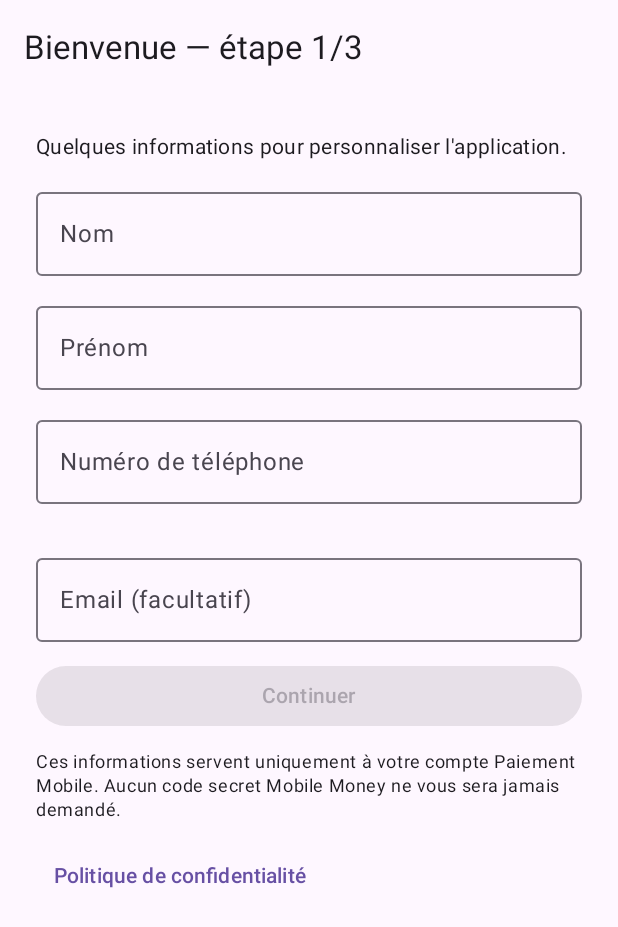
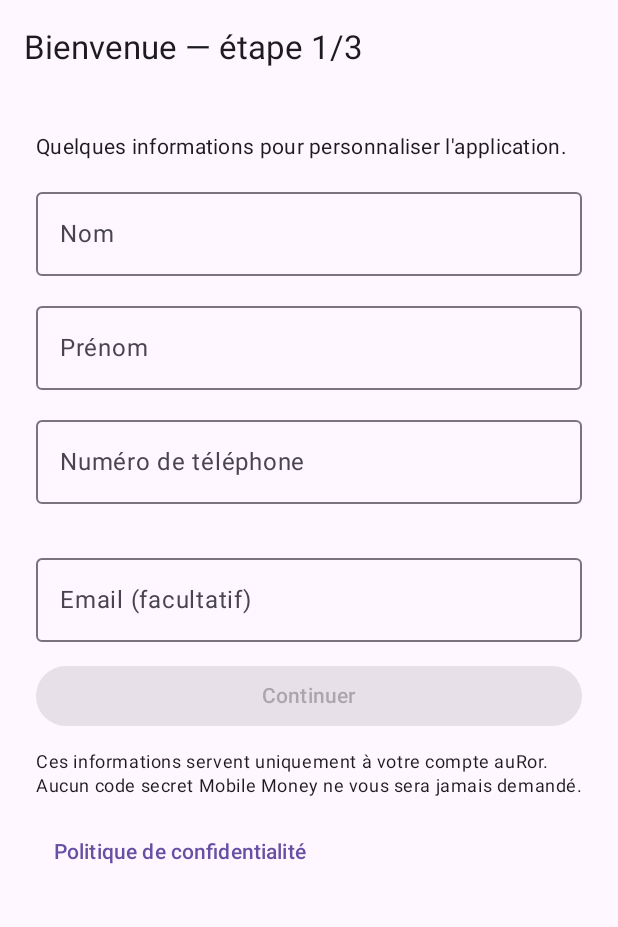
Before and after one commit to ShuyahBF/Claude, an Android app built with Jetpack Compose: the screen it shows after launch (MainActivity), on a phone screen of 412 x 824 dp. Shown: the top 927 px of the screen. Run offline under Robolectric (Android 15) with nearby library versions, the phone set to English and light mode, and no system bars; our stand-ins replace Room's generated code; 1 statement that could not run was skipped.

Commit message:
auRor Android : le nom public est « auRor » partout (nom de l'application, fenêtres, fiche Play Store)

```diff
--- a/mobile-payments-app/android/app/src/main/java/com/ouoba/mobilepay/MainActivity.kt
+++ b/mobile-payments-app/android/app/src/main/java/com/ouoba/mobilepay/MainActivity.kt
@@ -194,7 +194,7 @@ fun PaymentApp(
 
 /** Mention de non-affiliation, imposée par les règles du Play Store (noms d'opérateurs cités). */
 const val MENTION_NON_AFFILIATION =
-    "Paiement Mobile n'est affilié ni à Orange, ni à Moov Africa, ni à Telecel Faso ; " +
+    "auRor n'est affilié ni à Orange, ni à Moov Africa, ni à Telecel Faso ; " +
         "les marques citées appartiennent à leurs propriétaires."
 
 /**
@@ -212,7 +212,7 @@ fun AProposDialog(onDismiss: () -> Unit) {
                 modifier = Modifier.verticalScroll(rememberScrollState()),
                 verticalArrangement = Arrangement.spacedBy(8.dp)
             ) {
-                Text("Raccourcis Paiement Mobile — version ${BuildConfig.VERSION_NAME}", style = MaterialTheme.typography.titleSmall)
+                Text("auRor — version ${BuildConfig.VERSION_NAME}", style = MaterialTheme.typography.titleSmall)
                 Text(
                     "L'application prépare le code USSD et ouvre le composeur de votre téléphone. " +
                         "Elle ne réalise aucune transaction et ne demande jamais votre code secret : " +
--- a/mobile-payments-app/android/app/src/main/java/com/ouoba/mobilepay/data/remote/ApiService.kt
+++ b/mobile-payments-app/android/app/src/main/java/com/ouoba/mobilepay/data/remote/ApiService.kt
@@ -12,7 +12,7 @@ import retrofit2.http.Path
 import retrofit2.http.Query
 
 /**
- * Routes de l'API unique « Paiement Mobile » (FastAPI, partagée avec le site web).
+ * Routes de l'API unique d'auRor (FastAPI, partagée avec le site web).
  * Préfixe dédié « api/android/… » : routes publiques au format JSON de l'app (Models.kt),
  * qui lisent le même catalogue et le même annuaire de marchands que le site.
  */
--- a/mobile-payments-app/android/app/src/main/java/com/ouoba/mobilepay/ui/onboarding/OnboardingUi.kt
+++ b/mobile-payments-app/android/app/src/main/java/com/ouoba/mobilepay/ui/onboarding/OnboardingUi.kt
@@ -126,7 +126,7 @@ private fun ProfileStep(state: OnboardingUiState, viewModel: OnboardingViewModel
         // Lot 16 : information sur l'usage des données saisies, avec lien vers la politique publique
         val context = LocalContext.current
         Text(
-            "Ces informations servent uniquement à votre compte Paiement Mobile. " +
+            "Ces informations servent uniquement à votre compte auRor. " +
                 "Aucun code secret Mobile Money ne vous sera jamais demandé.",
             style = MaterialTheme.typography.bodySmall
         )
--- a/mobile-payments-app/android/app/src/main/res/values/strings.xml
+++ b/mobile-payments-app/android/app/src/main/res/values/strings.xml
@@ -1,3 +1,3 @@
 <resources>
-    <string name="app_name">Raccourcis Paiement Mobile</string>
+    <string name="app_name">auRor</string>
 </resources>
```
Also changed, not shown: 1 other file.
